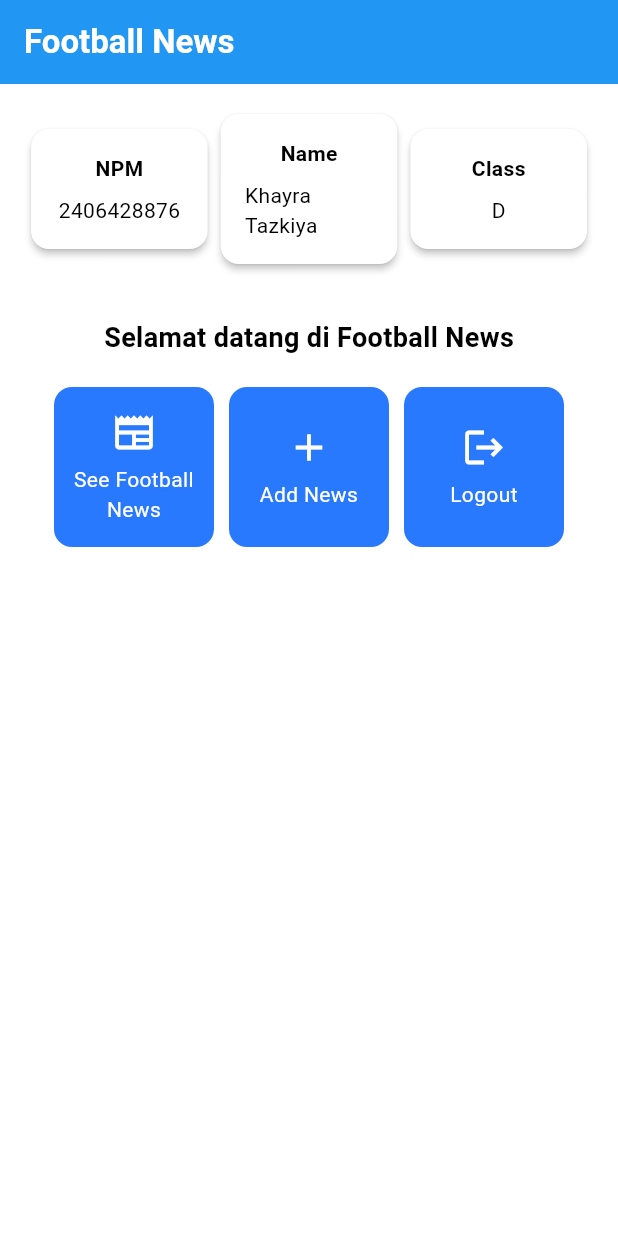
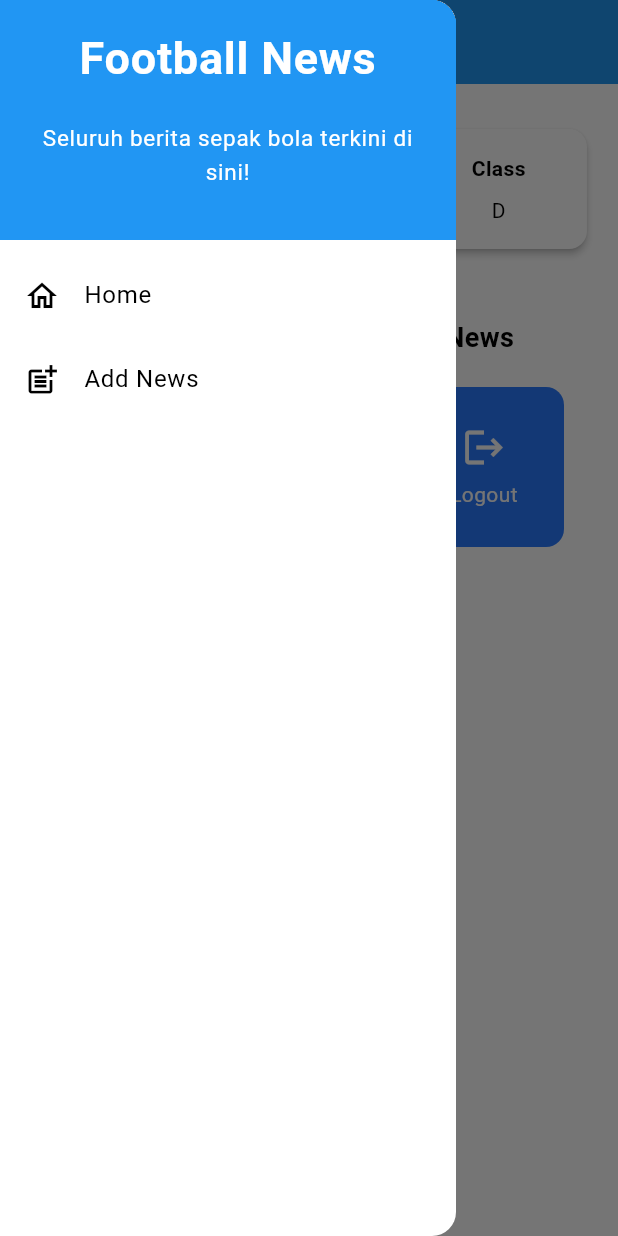
Before and after one commit to kkh4yy/football_news_mobile, a Flutter app: the screen it shows after launch, with the side drawer open (before the commit the screen has no drawer), on a phone screen of 412 x 824 dp. Run offline on Flutter 3.47's test engine with Material 3 defaults, Android fonts, the phone set to English and light mode, and no system bars.

Commit message:
Tutorial 7

```diff
--- a/lib/main.dart
+++ b/lib/main.dart
@@ -1,5 +1,5 @@
 import 'package:flutter/material.dart';
-import 'package:football_news/menu.dart';
+import 'package:football_news/screens/menu.dart';
 
 void main() {
   runApp(const MyApp());
--- a/lib/menu.dart
+++ b/lib/screens/menu.dart
@@ -1,4 +1,6 @@
 import 'package:flutter/material.dart';
+import 'package:football_news/widgets/news_card.dart';
+import 'package:football_news/widgets/left_drawer.dart';
 
 class MyHomePage extends StatelessWidget {
     MyHomePage({super.key});
@@ -28,6 +30,7 @@ class MyHomePage extends StatelessWidget {
         // Warna latar belakang AppBar diambil dari skema warna tema aplikasi.
         backgroundColor: Theme.of(context).colorScheme.primary,
       ),
+      drawer: LeftDrawer(),
       // Body halaman dengan padding di sekelilingnya.
       body: Padding(
         padding: const EdgeInsets.all(16.0),
@@ -129,57 +132,3 @@ class InfoCard extends StatelessWidget {
     );
   }
 }
-
-class ItemCard extends StatelessWidget {
-  // Menampilkan kartu dengan ikon dan nama.
-
-  final ItemHomepage item;
-
-  const ItemCard(this.item, {super.key});
-
-  @override
-  Widget build(BuildContext context) {
-    return Material(
-      // Menentukan warna latar belakang dari tema aplikasi.
-      color: Theme.of(context).colorScheme.secondary,
-      // Membuat sudut kartu melengkung.
-      borderRadius: BorderRadius.circular(12),
-
-      child: InkWell(
-        // Aksi ketika kartu ditekan.
-        onTap: () {
-          // Menampilkan pesan SnackBar saat kartu ditekan.
-          ScaffoldMessenger.of(context)
-            ..hideCurrentSnackBar()
-            ..showSnackBar(
-              SnackBar(content: Text("Kamu telah menekan tombol ${item.name}!"))
-            );
-        },
-        // Container untuk menyimpan Icon dan Text
-        child: Container(
-          padding: const EdgeInsets.all(8),
-          child: Center(
-            child: Column(
-              // Menyusun ikon dan teks di tengah kartu.
-              mainAxisAlignment: MainAxisAlignment.center,
-              children: [
-                Icon(
-                  item.icon,
-                  color: Colors.white,
-                  size: 30.0,
-                ),
-                const Padding(padding: EdgeInsets.all(3)),
-                Text(
-                  item.name,
-                  textAlign: TextAlign.center,
-                  style: const TextStyle(color: Colors.white),
-                ),
-              ],
-            ),
-          ),
-        ),
-      ),
-    );
-  }
-
-}
--- /dev/null
+++ b/lib/widgets/left_drawer.dart
@@ -0,0 +1,78 @@
+import 'package:flutter/material.dart';
+import 'package:football_news/screens/menu.dart';
+import 'package:football_news/screens/newslist_form.dart';
+// TODO: Impor halaman NewsFormPage jika sudah dibuat
+
+
+
+
+class LeftDrawer extends StatelessWidget {
+  const LeftDrawer({super.key});
+
+  @override
+  Widget build(BuildContext context) {
+    return Drawer(
+      child: ListView(
+        children: [
+          const DrawerHeader(
+            // TODO: Bagian drawer header
+            decoration: BoxDecoration(
+              color: Colors.blue,
+            ),
+            child: Column(
+              children: [
+                Text(
+                  'Football News',
+                  textAlign: TextAlign.center,
+                  style: TextStyle(
+                    fontSize: 30,
+                    fontWeight: FontWeight.bold,
+                    color: Colors.white,
+                  ),
+                ),
+                Padding(padding: EdgeInsets.all(10)),
+                Text("Seluruh berita sepak bola terkini di sini!",
+                    // TODO: Tambahkan gaya teks dengan center alignment, font ukuran 15, warna putih, dan weight biasa
+                    textAlign: TextAlign.center,
+                    style: TextStyle(
+                    fontSize: 15,
+                    color: Colors.white,
+                    fontWeight: FontWeight.normal,
+                  ),
+                ),
+              ],
+            ),
+          ),
+          ListTile(
+            leading: const Icon(Icons.home_outlined),
+            title: const Text('Home'),
+            // Bagian redirection ke MyHomePage
+            onTap: () {
+              Navigator.pushReplacement(
+                  context,
+                  MaterialPageRoute(
+                    builder: (context) => MyHomePage(),
+                  ));
+                },
+            ),
+          // TODO: Bagian routing
+          ListTile(
+            leading: const Icon(Icons.post_add),
+            title: const Text('Add News'),
+            // Bagian redirection ke NewsFormPage
+            onTap: () {
+              /*
+              TODO: Buatlah routing ke NewsFormPage di sini,
+              setelah halaman NewsFormPage sudah dibuat.
+              */
+              Navigator.pushReplacement(
+                context,
+                MaterialPageRoute(builder: (context) => const NewsFormPage()),
+              );
+            },
+          ),
+        ],
+      ),
+    );
+  }
+}
--- /dev/null
+++ b/lib/widgets/news_card.dart
@@ -0,0 +1,61 @@
+import 'package:flutter/material.dart';
+import 'package:football_news/screens/newslist_form.dart';
+import 'package:football_news/screens/menu.dart';
+class ItemCard extends StatelessWidget {
+  // Menampilkan kartu dengan ikon dan nama.
+
+  final ItemHomepage item;
+
+  const ItemCard(this.item, {super.key});
+
+  @override
+  Widget build(BuildContext context) {
+    return Material(
+      // Menentukan warna latar belakang dari tema aplikasi.
+      color: Theme.of(context).colorScheme.secondary,
+      // Membuat sudut kartu melengkung.
+      borderRadius: BorderRadius.circular(12),
+
+      child: InkWell(
+        // Aksi ketika kartu ditekan.
+        onTap: () {
+          // Menampilkan pesan SnackBar saat kartu ditekan.
+          ScaffoldMessenger.of(context)
+            ..hideCurrentSnackBar()
+            ..showSnackBar(
+              SnackBar(content: Text("Kamu telah menekan tombol ${item.name}!"))
+            );
+
+              // Navigate ke route yang sesuai (tergantung jenis tombol)
+            if (item.name == "Tambah Berita") {
+              Navigator.push(context, MaterialPageRoute(builder: (context) => const NewsFormPage()));
+            }
+          },
+        // Container untuk menyimpan Icon dan Text
+        child: Container(
+          padding: const EdgeInsets.all(8),
+          child: Center(
+            child: Column(
+              // Menyusun ikon dan teks di tengah kartu.
+              mainAxisAlignment: MainAxisAlignment.center,
+              children: [
+                Icon(
+                  item.icon,
+                  color: Colors.white,
+                  size: 30.0,
+                ),
+                const Padding(padding: EdgeInsets.all(3)),
+                Text(
+                  item.name,
+                  textAlign: TextAlign.center,
+                  style: const TextStyle(color: Colors.white),
+                ),
+              ],
+            ),
+          ),
+        ),
+      ),
+    );
+  }
+
+}
```
Also changed, not shown: lib/screens/newslist_form.dart (added, +214 -0 lines).
